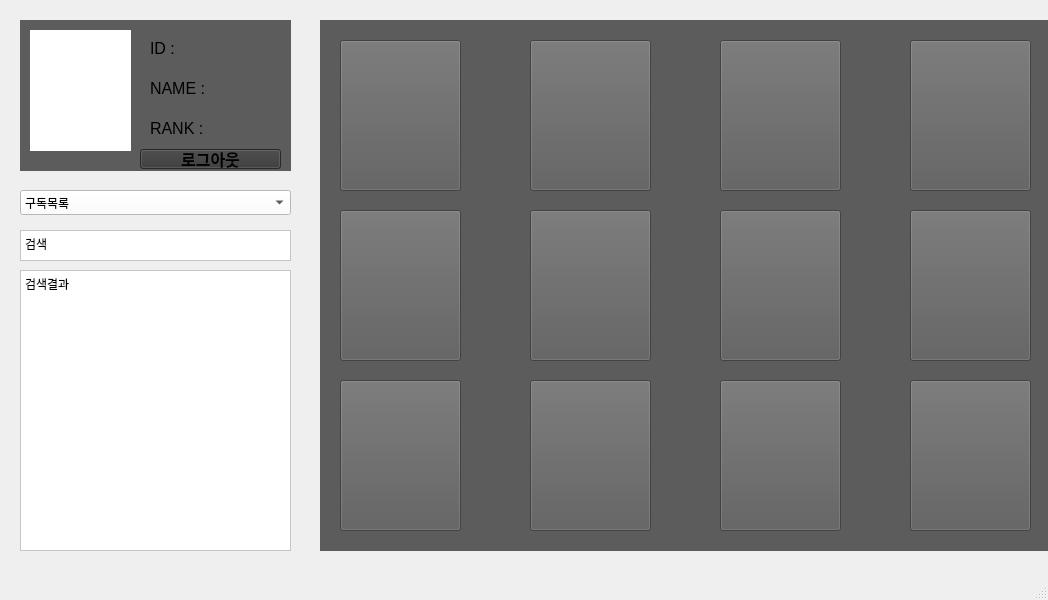
The window that KUplixClient/GUI/service.ui (llllssss94/KUFLIX) describes before a commit, drawn with Qt 5.
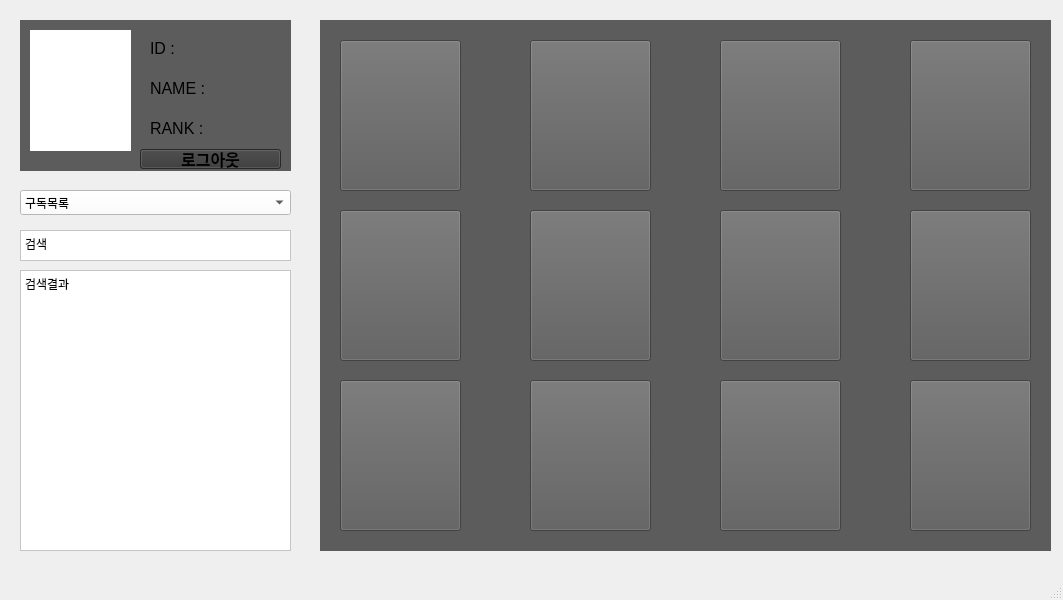
The same window after the commit.

The edit to the form file:
```diff
--- a/KUplixClient/GUI/service.ui
+++ b/KUplixClient/GUI/service.ui
@@ -6,7 +6,7 @@
    <rect>
     <x>0</x>
     <y>0</y>
-    <width>1048</width>
+    <width>1063</width>
     <height>600</height>
    </rect>
   </property>
```
Left out of the diff: 2 changed lines with no effect on the pictures.
